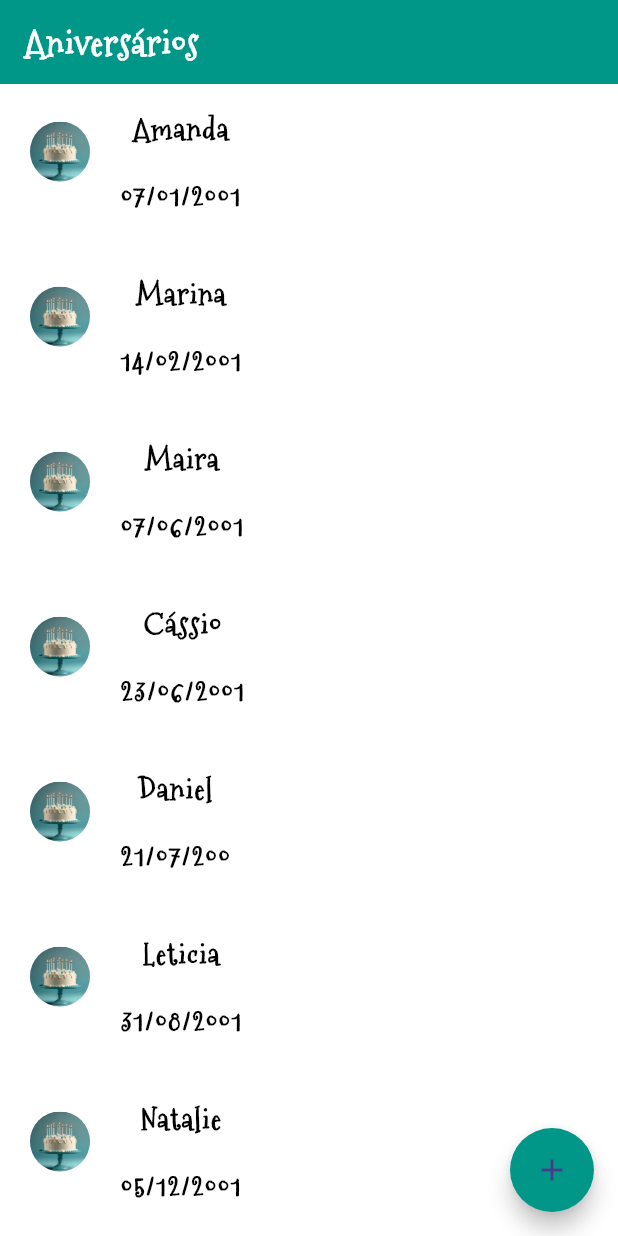
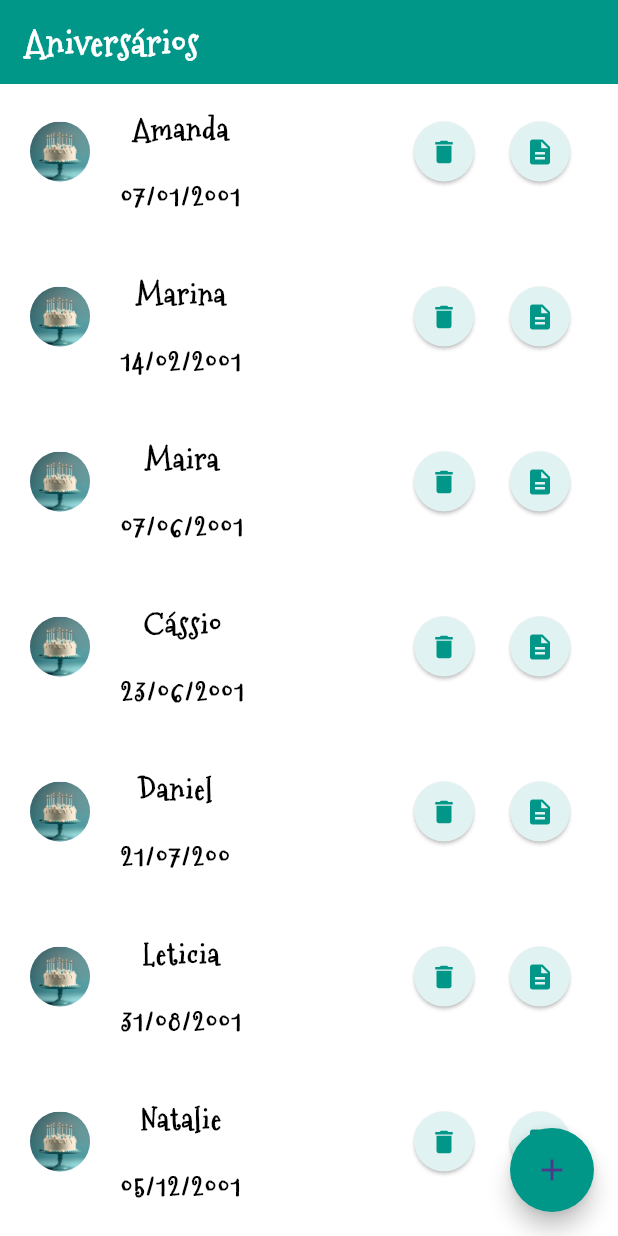
Before and after one commit to leticia3108/birthdays, a Flutter app: the screen it shows after launch, on a phone screen of 412 x 824 dp. Run offline on Flutter 3.47's test engine with Material 3 defaults, Android fonts, the phone set to English and light mode, and no system bars; our stand-ins replace image_picker.

Commit message:
delete button working

```diff
--- a/lib/screens/home_screen.dart
+++ b/lib/screens/home_screen.dart
@@ -52,7 +52,9 @@ class _HomeScreenState extends State<HomeScreen> {
     if (await file.exists()) {
       String contents = await file.readAsString();
       var data = jsonDecode(contents);
-      register = List<List<Object>>.from(data.map((e) => List<Object>.from(e)));
+      setState(() {
+        register = List<List<Object>>.from(data.map((e) => List<Object>.from(e)));
+      });
     } else {
       print("File does not exist.");
     }
@@ -89,6 +91,16 @@ class _HomeScreenState extends State<HomeScreen> {
     setState(() {});
   }
 
+  void _deleteMember(var position){
+    register.removeAt(position);
+    saveJson(register);
+    setState(() {});
+  }
+
+  void _showDescription(var position){
+// Go to the showDescription page
+  }
+
   void onChanged() {
     register.add([tempName, data.day, data.month, data.year, imagePath]);
     saveJson(register);
@@ -97,8 +109,8 @@ class _HomeScreenState extends State<HomeScreen> {
   @override
   void initState() {
     super.initState();
-    saveJson(register);
     loadJson();
+   // saveJson(register);
   }
 
   @override
@@ -175,6 +187,14 @@ class _HomeScreenState extends State<HomeScreen> {
                     ),
                   ],
                 ),
+                    Spacer(),
+                    Row(
+                      children: [
+                        ElevatedButton(child: const Icon(Icons.delete, size:20), onPressed: ()=>_deleteMember(position), style: ElevatedButton.styleFrom(backgroundColor: Colors.teal[50], foregroundColor: Colors.teal, shape: CircleBorder(), maximumSize: Size(70,70), padding: EdgeInsets.all(0)),),
+                        ElevatedButton(child: const Icon(Icons.description, size:20), onPressed: ()=>_showDescription(position), style: ElevatedButton.styleFrom(backgroundColor: Colors.teal[50], foregroundColor: Colors.teal, shape: CircleBorder(), maximumSize: Size(70,70), padding: EdgeInsets.all(0)),),
+                      ],
+                    ),
+
               ],
             );
           },
```
Also changed, not shown: pubspec.lock.
